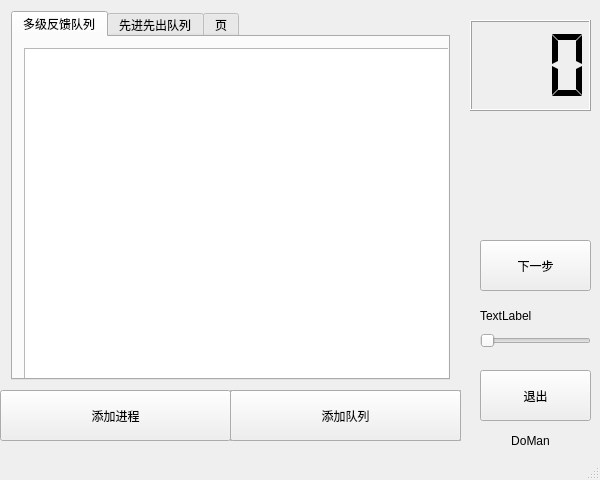
xiby/MultiQueue, file Multiqueue_Qt/mainwindow.ui: the form before one commit.
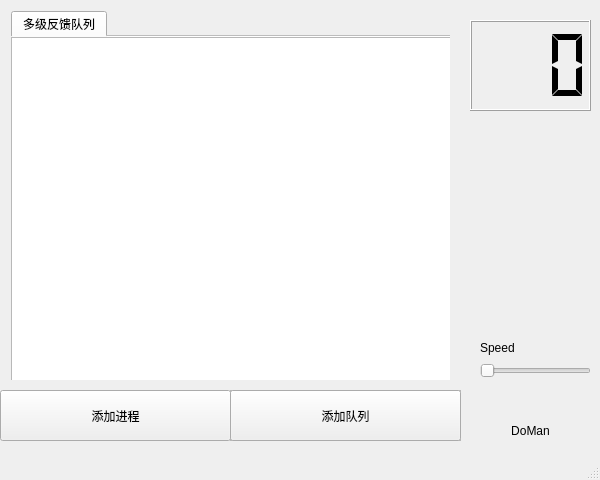
The form after the commit. Icons and pictures are not drawn. Custom widgets are drawn as their Qt base class.

Patch:
```diff
--- a/Multiqueue_Qt/mainwindow.ui
+++ b/Multiqueue_Qt/mainwindow.ui
@@ -37,6 +37,12 @@
   <property name="layoutDirection">
    <enum>Qt::LeftToRight</enum>
   </property>
+  <property name="autoFillBackground">
+   <bool>false</bool>
+  </property>
+  <property name="styleSheet">
+   <string notr="true">background-image: url(:/img/background.png);</string>
+  </property>
   <widget class="QWidget" name="centralWidget">
    <widget class="QWidget" name="gridLayoutWidget">
     <property name="geometry">
@@ -50,39 +56,63 @@
     <layout class="QGridLayout" name="gridLayout">
      <item row="0" column="0">
       <widget class="QTabWidget" name="Multiqueue">
+       <property name="acceptDrops">
+        <bool>false</bool>
+       </property>
+       <property name="toolTipDuration">
+        <number>0</number>
+       </property>
+       <property name="statusTip">
+        <string/>
+       </property>
+       <property name="autoFillBackground">
+        <bool>false</bool>
+       </property>
+       <property name="inputMethodHints">
+        <set>Qt::ImhNone</set>
+       </property>
+       <property name="tabPosition">
+        <enum>QTabWidget::North</enum>
+       </property>
+       <property name="tabShape">
+        <enum>QTabWidget::Rounded</enum>
+       </property>
        <property name="currentIndex">
         <number>0</number>
        </property>
+       <property name="elideMode">
+        <enum>Qt::ElideLeft</enum>
+       </property>
+       <property name="documentMode">
+        <bool>true</bool>
+       </property>
+       <property name="tabsClosable">
+        <bool>false</bool>
+       </property>
+       <property name="movable">
+        <bool>false</bool>
+       </property>
+       <property name="tabBarAutoHide">
+        <bool>false</bool>
+       </property>
        <widget class="QWidget" name="tab">
         <attribute name="title">
          <string>多级反馈队列</string>
         </attribute>
-        <widget class="QWidget" name="horizontalLayoutWidget">
+        <widget class="QTableWidget" name="list0">
          <property name="geometry">
           <rect>
            <x>0</x>
            <y>0</y>
-           <width>451</width>
-           <height>371</height>
+           <width>461</width>
+           <height>369</height>
           </rect>
          </property>
-         <layout class="QHBoxLayout" name="show">
-          <item>
-           <widget class="QTableWidget" name="list0"/>
-          </item>
-         </layout>
+         <property name="styleSheet">
+          <string notr="true"/>
+         </property>
         </widget>
        </widget>
-       <widget class="QWidget" name="tab_2">
-        <attribute name="title">
-         <string>先进先出队列</string>
-        </attribute>
-       </widget>
-       <widget class="QWidget" name="tab_3">
-        <attribute name="title">
-         <string>页</string>
-        </attribute>
-       </widget>
       </widget>
      </item>
     </layout>
@@ -91,37 +121,36 @@
     <property name="geometry">
      <rect>
       <x>480</x>
-      <y>240</y>
+      <y>140</y>
       <width>111</width>
       <height>51</height>
      </rect>
     </property>
-    <property name="text">
-     <string>下一步</string>
+    <property name="autoFillBackground">
+     <bool>false</bool>
     </property>
-   </widget>
-   <widget class="QPushButton" name="exit">
-    <property name="geometry">
-     <rect>
-      <x>480</x>
-      <y>370</y>
-      <width>111</width>
-      <height>51</height>
-     </rect>
+    <property name="styleSheet">
+     <string notr="true">border-image: url(:/img/step_hover.png);</string>
     </property>
     <property name="text">
-     <string>退出</string>
+     <string/>
+    </property>
+    <property name="flat">
+     <bool>true</bool>
     </property>
    </widget>
    <widget class="MyCustomSlider" name="speed">
     <property name="geometry">
      <rect>
       <x>480</x>
-      <y>330</y>
+      <y>360</y>
       <width>111</width>
       <height>22</height>
      </rect>
     </property>
+    <property name="styleSheet">
+     <string notr="true">border-image: url(:/img/background.png);</string>
+    </property>
     <property name="orientation">
      <enum>Qt::Horizontal</enum>
     </property>
@@ -130,13 +159,16 @@
     <property name="geometry">
      <rect>
       <x>480</x>
-      <y>310</y>
-      <width>54</width>
-      <height>12</height>
+      <y>340</y>
+      <width>71</width>
+      <height>16</height>
      </rect>
     </property>
+    <property name="styleSheet">
+     <string notr="true">border-image: url(:/img/background.png);</string>
+    </property>
     <property name="text">
-     <string>TextLabel</string>
+     <string>Speed</string>
     </property>
    </widget>
    <widget class="QGraphicsView" name="graphicsView_2">
@@ -153,7 +185,7 @@
     <property name="geometry">
      <rect>
       <x>480</x>
-      <y>430</y>
+      <y>420</y>
       <width>101</width>
       <height>21</height>
      </rect>
@@ -174,28 +206,6 @@
      <number>0</number>
     </property>
    </widget>
-   <widget class="QPushButton" name="pause">
-    <property name="geometry">
-     <rect>
-      <x>500</x>
-      <y>160</y>
-      <width>61</width>
-      <height>61</height>
-     </rect>
-    </property>
-    <property name="styleSheet">
-     <string notr="true">background-image: url(:/img/stop.png);</string>
-    </property>
-    <property name="text">
-     <string/>
-    </property>
-    <property name="autoDefault">
-     <bool>false</bool>
-    </property>
-    <property name="flat">
-     <bool>true</bool>
-    </property>
-   </widget>
    <widget class="QLCDNumber" name="time">
     <property name="enabled">
      <bool>true</bool>
@@ -259,6 +269,40 @@
      <string>添加队列</string>
     </property>
    </widget>
+   <widget class="QPushButton" name="pause">
+    <property name="geometry">
+     <rect>
+      <x>490</x>
+      <y>240</y>
+      <width>81</width>
+      <height>81</height>
+     </rect>
+    </property>
+    <property name="mouseTracking">
+     <bool>false</bool>
+    </property>
+    <property name="autoFillBackground">
+     <bool>false</bool>
+    </property>
+    <property name="styleSheet">
+     <string notr="true">border-image: url(:/img/stop.png);</string>
+    </property>
+    <property name="text">
+     <string/>
+    </property>
+    <property name="autoRepeat">
+     <bool>false</bool>
+    </property>
+    <property name="autoExclusive">
+     <bool>false</bool>
+    </property>
+    <property name="autoDefault">
+     <bool>false</bool>
+    </property>
+    <property name="flat">
+     <bool>true</bool>
+    </property>
+   </widget>
   </widget>
   <widget class="QStatusBar" name="statusBar"/>
  </widget>
```
Left out of the diff: 15 changed lines with no effect on the pictures.
